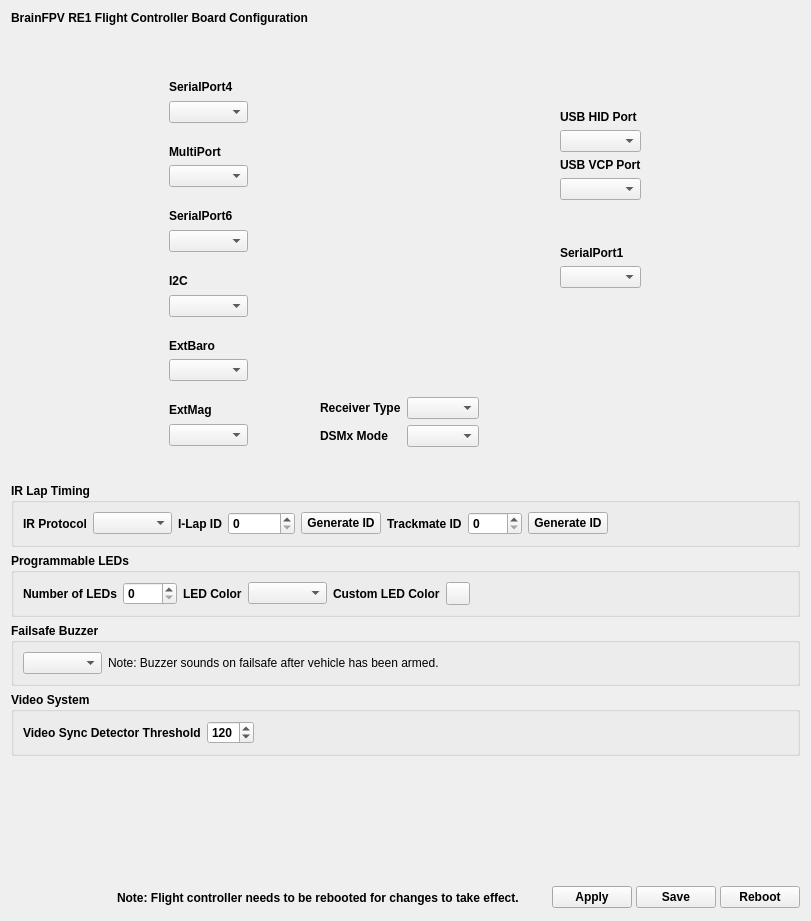
Above: ground/gcs/src/plugins/boards_brainfpv/brainre1configuration.ui from d-ronin/dRonin before the change. Below: the same form after it.
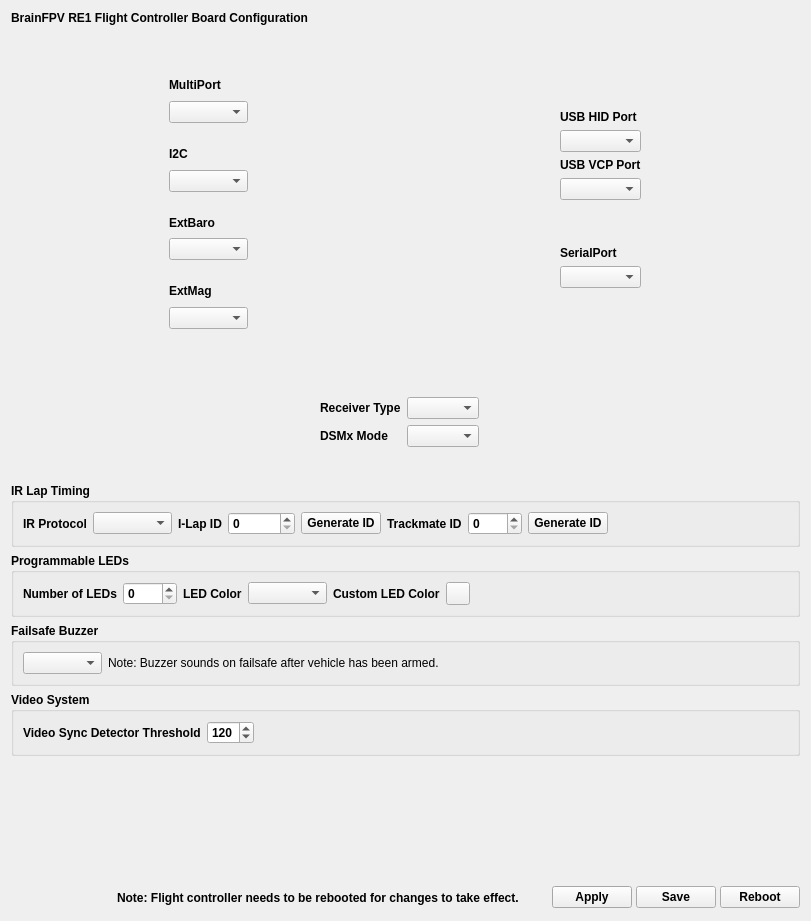
That is the form after the change. Icons and pictures are not drawn. Custom widgets are drawn as their Qt base class.

Patch:
```diff
--- a/ground/gcs/src/plugins/boards_brainfpv/brainre1configuration.ui
+++ b/ground/gcs/src/plugins/boards_brainfpv/brainre1configuration.ui
@@ -106,38 +106,6 @@
               <property name="sizeHint" stdset="0">
                <size>
                 <width>20</width>
-                <height>19</height>
-               </size>
-              </property>
-             </spacer>
-            </item>
-            <item>
-             <widget class="QLabel" name="label_16">
-              <property name="font">
-               <font>
-                <weight>75</weight>
-                <bold>true</bold>
-               </font>
-              </property>
-              <property name="text">
-               <string>SerialPort4</string>
-              </property>
-             </widget>
-            </item>
-            <item>
-             <widget class="QComboBox" name="cmbSerialPort4"/>
-            </item>
-            <item>
-             <spacer name="verticalSpacer">
-              <property name="orientation">
-               <enum>Qt::Vertical</enum>
-              </property>
-              <property name="sizeType">
-               <enum>QSizePolicy::Fixed</enum>
-              </property>
-              <property name="sizeHint" stdset="0">
-               <size>
-                <width>10</width>
                 <height>15</height>
                </size>
               </property>
@@ -159,38 +127,6 @@
             <item>
              <widget class="QComboBox" name="cmbMultiPort"/>
             </item>
-            <item>
-             <spacer name="verticalSpacer_9">
-              <property name="orientation">
-               <enum>Qt::Vertical</enum>
-              </property>
-              <property name="sizeType">
-               <enum>QSizePolicy::Fixed</enum>
-              </property>
-              <property name="sizeHint" stdset="0">
-               <size>
-                <width>20</width>
-                <height>15</height>
-               </size>
-              </property>
-             </spacer>
-            </item>
-            <item>
-             <widget class="QLabel" name="label_17">
-              <property name="font">
-               <font>
-                <weight>75</weight>
-                <bold>true</bold>
-               </font>
-              </property>
-              <property name="text">
-               <string>SerialPort6</string>
-              </property>
-             </widget>
-            </item>
-            <item>
-             <widget class="QComboBox" name="cmbSerialPort6"/>
-            </item>
             <item>
              <spacer name="verticalSpacer_10">
               <property name="orientation">
@@ -312,7 +248,7 @@
               <property name="sizeHint" stdset="0">
                <size>
                 <width>40</width>
-                <height>22</height>
+                <height>139</height>
                </size>
               </property>
              </spacer>
@@ -543,7 +479,7 @@
                    </font>
                   </property>
                   <property name="text">
-                   <string>SerialPort1</string>
+                   <string>SerialPort</string>
                   </property>
                  </widget>
                 </item>
```
Left out of the diff: 2 changed lines with no effect on the pictures.
